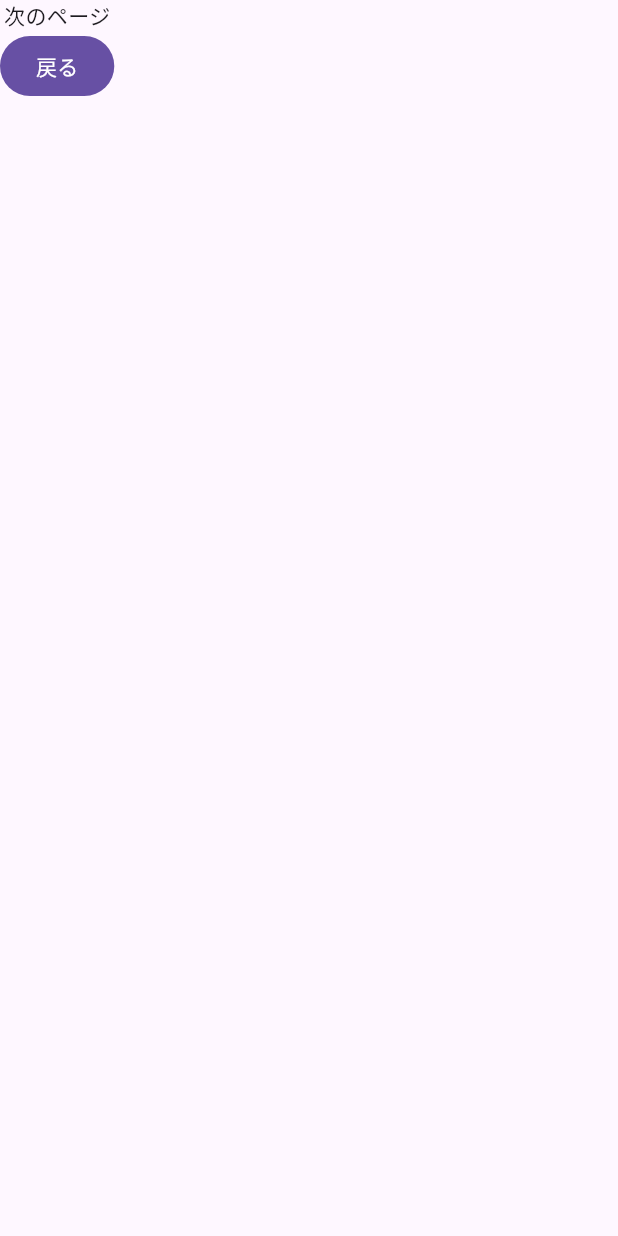
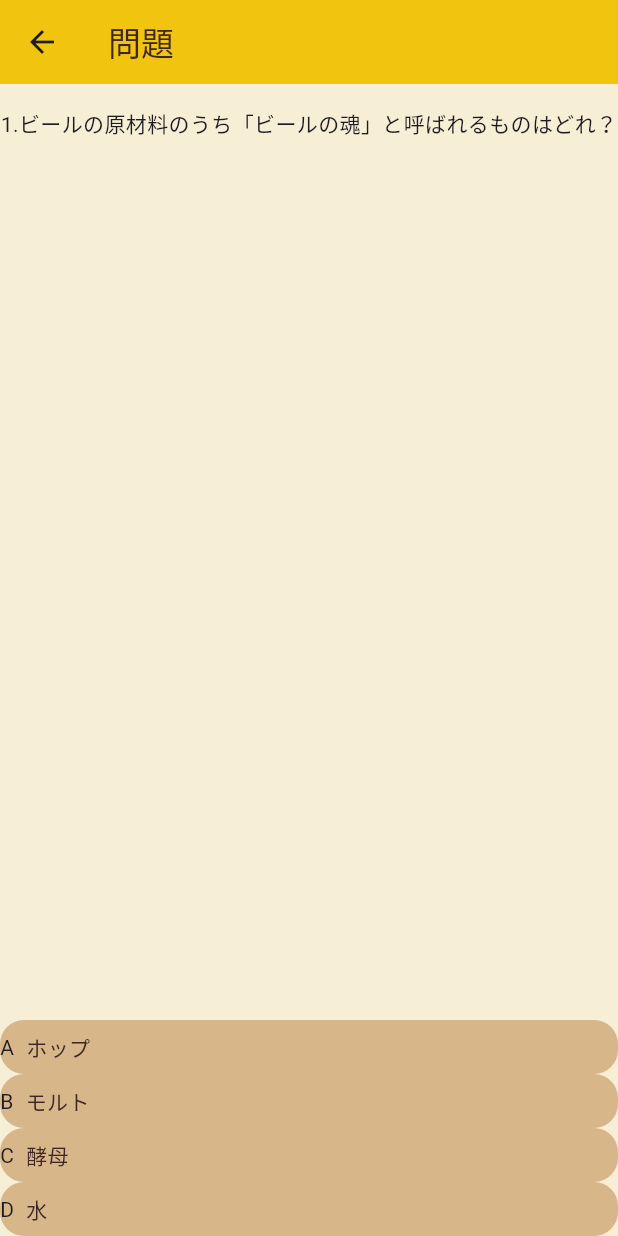
Before and after one commit to ryomar-kappa/hop, a Flutter app: the NextPage screen opened directly, on a phone screen of 412 x 824 dp. Run offline on Flutter 3.47's test engine with Material 3 defaults, Android fonts, the phone set to English and light mode, and no system bars.

Commit message:
問題画面仮実装

```diff
--- a/lib/next_page/next_page.dart
+++ b/lib/next_page/next_page.dart
@@ -1,4 +1,5 @@
 import 'package:flutter/material.dart';
+import 'package:hop_client/app_color.dart';
 
 class NextPage extends StatelessWidget {
   const NextPage({super.key});
@@ -6,15 +7,107 @@ class NextPage extends StatelessWidget {
   @override
   Widget build(BuildContext context) {
     return Scaffold(
+      appBar: AppBar(
+        backgroundColor: AppColor.headerColor,
+        title: Text(
+          '問題',
+          style: TextStyle(color: AppColor.textColor),
+        ),
+      ),
       body: SafeArea(
-        child: Column(
+        child: Container(
+          width: double.infinity,
+          color: AppColor.backgroundColor,
+          child: Column(
+            children: [
+              Expanded(
+                child: QuizArea(),
+              ),
+              ChoisesArea(),
+            ],
+          ),
+        ),
+      ),
+    );
+  }
+}
+
+class ChoisesArea extends StatelessWidget {
+  const ChoisesArea({
+    super.key,
+  });
+
+  @override
+  Widget build(BuildContext context) {
+    return Column(
+      children: [
+        Choises(
+          prefix: 'A',
+          choise: 'ホップ',
+        ),
+        Choises(
+          prefix: 'B',
+          choise: 'モルト',
+        ),
+        Choises(
+          prefix: 'C',
+          choise: '酵母',
+        ),
+        Choises(
+          prefix: 'D',
+          choise: '水',
+        ),
+      ],
+    );
+  }
+}
+
+class QuizArea extends StatelessWidget {
+  const QuizArea({
+    super.key,
+  });
+
+  @override
+  Widget build(BuildContext context) {
+    return Column(
+      children: [
+        SizedBox(
+          height: 16,
+        ),
+        Text('1.ビールの原材料のうち「ビールの魂」と呼ばれるものはどれ？'),
+      ],
+    );
+  }
+}
+
+class Choises extends StatelessWidget {
+  const Choises({super.key, required this.prefix, required this.choise});
+
+  final String prefix;
+  final String choise;
+
+  @override
+  Widget build(BuildContext context) {
+    return GestureDetector(
+      onTap: () {},
+      child: Container(
+        decoration: BoxDecoration(
+            color: AppColor.quizBackground,
+            borderRadius: BorderRadius.all(Radius.circular(16))),
+        child: Row(
           children: [
-            Text('次のページ'),
-            FilledButton(
-                onPressed: () {
-                  Navigator.pop(context);
-                },
-                child: Text('戻る'))
+            Container(
+              decoration:
+                  BoxDecoration(borderRadius: BorderRadius.circular(16)),
+              child: Text(prefix),
+            ),
+            Padding(
+              padding: const EdgeInsets.all(8.0),
+              child: Text(
+                choise,
+                style: TextStyle(color: AppColor.quizText),
+              ),
+            )
           ],
         ),
       ),
```
